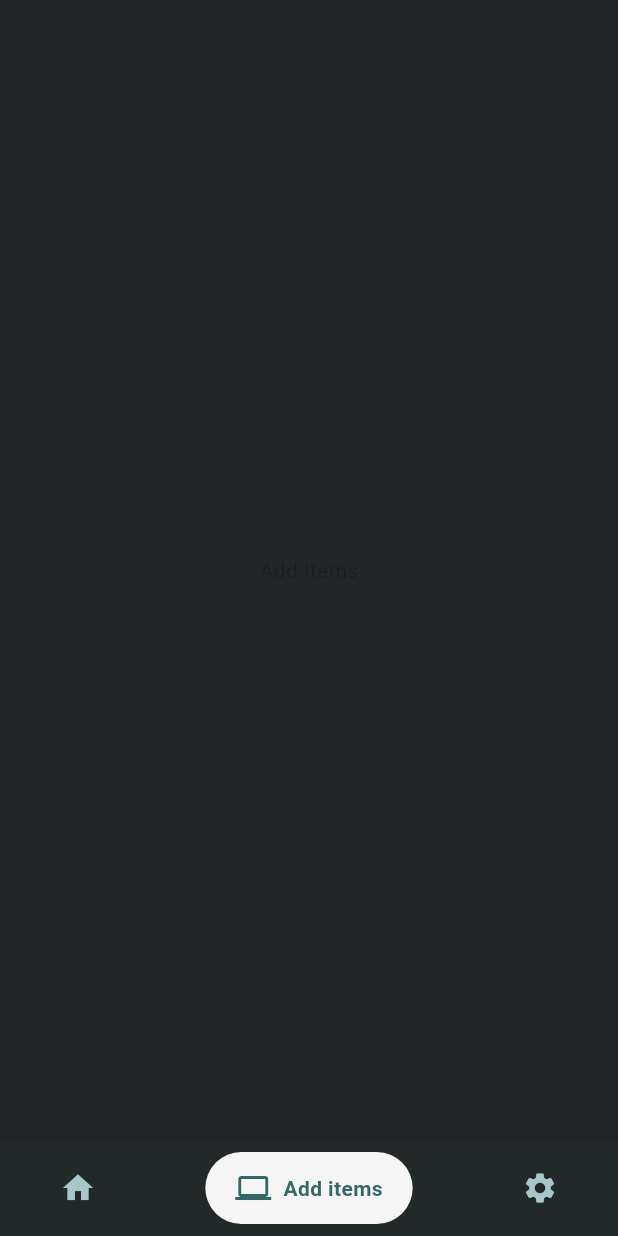
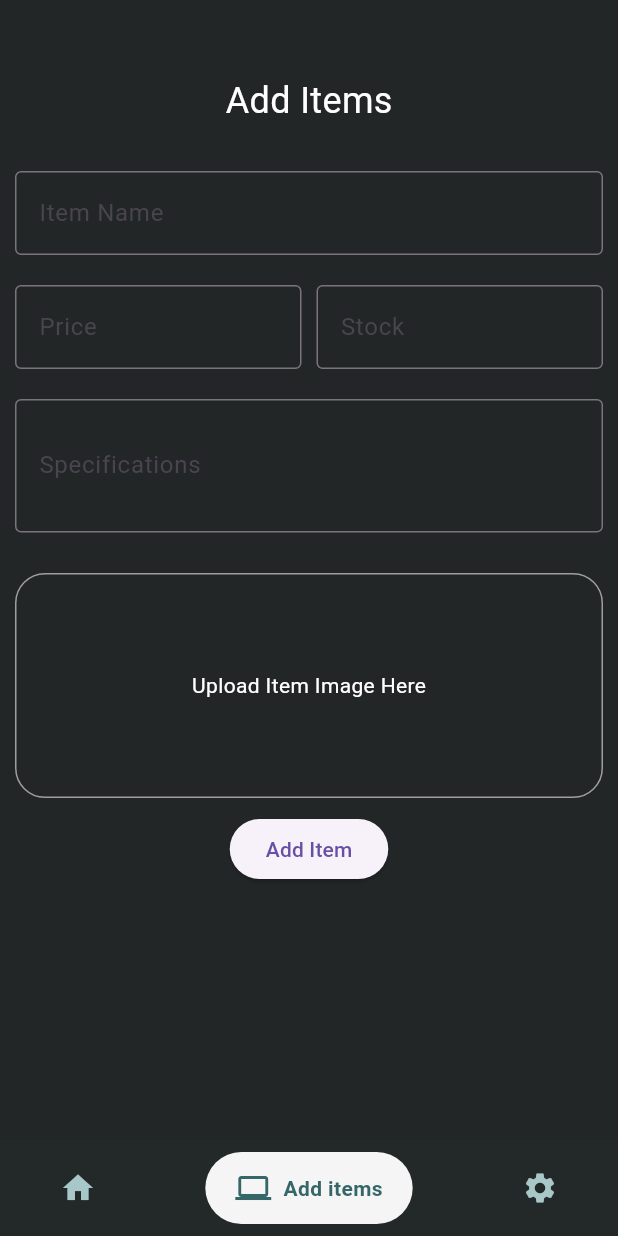
Before and after one commit to Kristoferseyan/oro-computer-system, a Flutter app: the Dashboard screen opened by its route, item 2 of the bottom bar chosen, on a phone screen of 412 x 824 dp. Run offline on Flutter 3.47's test engine with Material 3 defaults, Android fonts, the phone set to English and light mode, and no system bars; drawn by our look-alikes of google_nav_bar; our stand-ins replace flutter_dotenv, supabase_flutter; missing offline and left inert: dart:ffi; accounts and stored records are empty.

Commit message:
Started laying out the 'Add Items' page.

```diff
--- a/lib/main.dart
+++ b/lib/main.dart
@@ -31,6 +31,11 @@ class MyApp extends StatelessWidget {
       routes: {
         '/dashboard': (context) => Dashboard()
       },
+      theme: ThemeData(
+        textTheme: TextTheme(
+          headlineSmall: TextStyle(fontSize: 14, fontStyle: FontStyle.normal, color: Colors.white),
+        )
+      ),
     );
   }
 }
--- /dev/null
+++ b/lib/pages/addItems_pages.dart
@@ -0,0 +1,107 @@
+// ignore_for_file: prefer_const_constructors, prefer_const_literals_to_create_immutables
+
+import 'dart:ffi';
+
+import 'package:flutter/material.dart';
+import 'package:orocomputer_system/utils/colors.dart';
+
+class AddItemsPages extends StatelessWidget {
+  const AddItemsPages({super.key});
+
+  @override
+  Widget build(BuildContext context) {
+    return Scaffold(
+      backgroundColor: AppColors.background,
+      body: Column(
+        children: [
+          SizedBox(height: 50),
+          Text(
+            "Add Items",
+            style: TextStyle(color: Colors.white, fontSize: 24),
+          ),
+          SizedBox(
+            height: 30,
+          ),
+          Padding(
+            padding: const EdgeInsets.only(left: 10, right: 10),
+            child: TextField(
+              decoration: InputDecoration(
+                  border: OutlineInputBorder(), labelText: 'Item Name'),
+            ),
+          ),
+          SizedBox(
+            height: 20,
+          ),
+          Row(
+            children: [
+              Expanded(
+                child: Padding(
+                  padding: const EdgeInsets.only(left: 10),
+                  child: TextField(
+                    decoration: InputDecoration(
+                        border: OutlineInputBorder(), labelText: "Price"),
+                  ),
+                ),
+              ),
+              SizedBox(
+                width: 10,
+              ),
+              Expanded(
+                child: Padding(
+                  padding: const EdgeInsets.only(right: 10),
+                  child: TextField(
+                    decoration: InputDecoration(
+                        border: OutlineInputBorder(), labelText: 'Stock'),
+                  ),
+                ),
+              ),
+            ],
+          ),
+          SizedBox(
+            height: 20,
+          ),
+          Expanded(
+            child: Padding(
+              padding: const EdgeInsets.symmetric(horizontal: 10.0),
+              child: Column(
+                children: [
+                  TextField(
+                    decoration: InputDecoration(
+                        border: OutlineInputBorder(),
+                        labelText: 'Specifications'),
+                    style: Theme.of(context).textTheme.headlineSmall,
+                    maxLines: 5,
+                    minLines: 3,
+                  )
+                ],
+              ),
+            ),
+          ),
+          Padding(
+            padding: const EdgeInsets.only(right: 10.0, left: 10, bottom: 10 ),
+            child: Container(
+              height: 150,
+              width: double.infinity,
+              decoration: BoxDecoration(
+                border: Border.all(
+                  color: Colors.grey,
+                  width: 1
+                ),
+                borderRadius: BorderRadius.circular(20),
+              ),
+              child: Center(
+                child: Text("Upload Item Image Here",
+                style: TextStyle(
+                  color: Colors.white
+                ),)),
+            ),
+          ),
+          Padding(
+            padding: const EdgeInsets.only(bottom: 170),
+            child: ElevatedButton(onPressed: (){} , child: Text("Add Item")),
+          )
+        ],
+      ),
+    );
+  }
+}
--- a/lib/pages/dashboard.dart
+++ b/lib/pages/dashboard.dart
@@ -1,6 +1,7 @@
 // ignore_for_file: prefer_const_constructors, prefer_const_literals_to_create_immutables, prefer_final_fields
 
 import 'package:flutter/material.dart';
+import 'package:orocomputer_system/pages/addItems_pages.dart';
 import 'package:orocomputer_system/pages/home_page.dart';
 import 'package:orocomputer_system/utils/colors.dart';
 import 'package:google_nav_bar/google_nav_bar.dart';
@@ -19,7 +20,7 @@ class _DashboardState extends State<Dashboard> {
 
     static List<Widget> _widgetOptions = <Widget>[
       HomePage(),
-      Text('Add Items'),
+      AddItemsPages(),
       Text('Settings')
     ];
   @override
--- a/lib/pages/home_page.dart
+++ b/lib/pages/home_page.dart
@@ -81,7 +81,6 @@ class _HomePageState extends State<HomePage> {
                       crossAxisAlignment: CrossAxisAlignment.start,
                       mainAxisAlignment: MainAxisAlignment.end,
                       children: [
-                        Icon(Icons.computer),
                         Text("${product['name']}" ),
                         Text("₱${product['price']}"),
                         Text("Stock Remaining: ${product['stock']}",)
```
